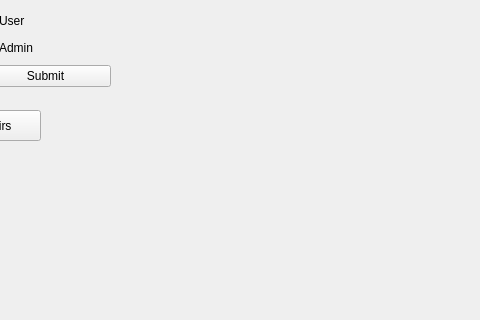
Before: the Qt Designer form mainwindow.ui in ellenyim8/project2, drawn with Qt 5; both pictures show x 320 to 800 and y 0 to 320 of the 800 by 600 pixel window.
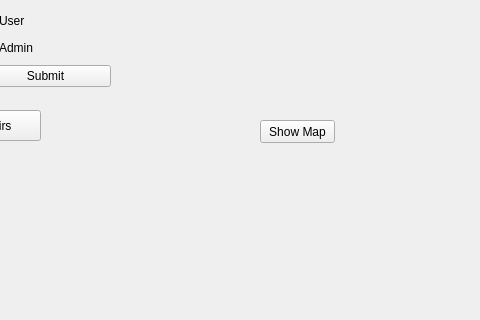
After: the same form once the commit is applied.

What changed in the file:
```diff
--- a/mainwindow.ui
+++ b/mainwindow.ui
@@ -73,6 +73,19 @@
      <string>Modify Souvenirs</string>
     </property>
    </widget>
+   <widget class="QPushButton" name="Map">
+    <property name="geometry">
+     <rect>
+      <x>580</x>
+      <y>120</y>
+      <width>75</width>
+      <height>23</height>
+     </rect>
+    </property>
+    <property name="text">
+     <string>Show Map</string>
+    </property>
+   </widget>
   </widget>
   <widget class="QMenuBar" name="menubar">
    <property name="geometry">
```
Left out of the diff: 2 changed lines with no effect on the pictures.
